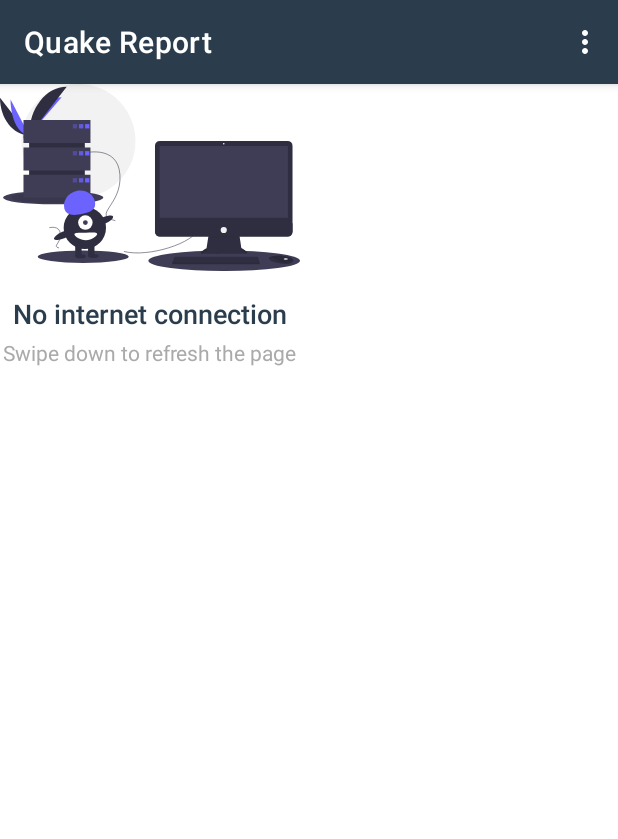
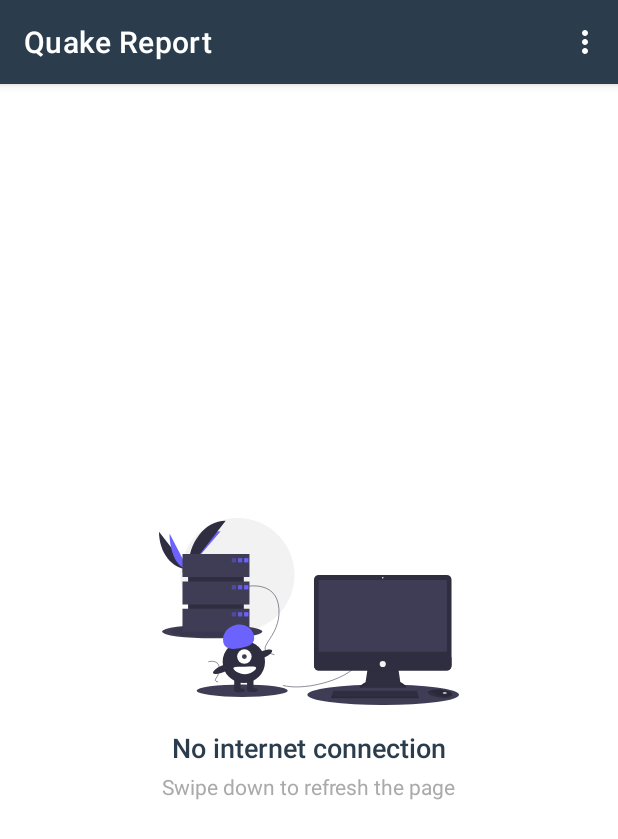
Before and after one commit to kay-neh/Quake_Report, an Android app: the screen it shows after launch (EarthquakeActivity), on a phone screen of 412 x 824 dp. Shown: the top 839 px of the screen. Run offline under Robolectric (Android 15) with nearby library versions, the phone set to English and light mode, and no system bars; our stand-ins replace Room's generated code.

Commit message:
minor fix

```diff
--- a/app/src/main/java/com/example/quakereport/Database/QuakeDao.java
+++ b/app/src/main/java/com/example/quakereport/Database/QuakeDao.java
@@ -2,7 +2,6 @@ package com.example.quakereport.Database;
 
 import androidx.lifecycle.LiveData;
 import androidx.room.Dao;
-import androidx.room.Delete;
 import androidx.room.Insert;
 import androidx.room.OnConflictStrategy;
 import androidx.room.Query;
@@ -13,11 +12,8 @@ import java.util.List;
 
 @Dao
 public interface QuakeDao {
-    //Read operation
-    @Query("SELECT * FROM quake_data ORDER BY time ASC LIMIT:limit")
-    LiveData<List<QuakeData>> getQuakeData(int limit);
 
-    //Testing RawQuery
+    //Testing RawQuery for Read all operation
     @RawQuery(observedEntities = QuakeData.class)
     LiveData<List<QuakeData>> getRawQueryData(SupportSQLiteQuery query);
 
--- a/app/src/main/java/com/example/quakereport/Database/QuakeData.java
+++ b/app/src/main/java/com/example/quakereport/Database/QuakeData.java
@@ -5,7 +5,7 @@ import androidx.room.Ignore;
 import androidx.room.Index;
 import androidx.room.PrimaryKey;
 
-@Entity(tableName = "quake_data", indices = {@Index(value = {"eventId"},unique = true)})
+@Entity(tableName = "quake_data", indices = {@Index(value = {"eventId"}, unique = true)})
 public class QuakeData {
 
     @PrimaryKey(autoGenerate = true)
--- a/app/src/main/java/com/example/quakereport/Database/QuakeDatabase.java
+++ b/app/src/main/java/com/example/quakereport/Database/QuakeDatabase.java
@@ -9,7 +9,7 @@ import androidx.room.RoomDatabase;
 import java.util.concurrent.ExecutorService;
 import java.util.concurrent.Executors;
 
-@Database(entities = {QuakeData.class},version = 1,exportSchema = false)
+@Database(entities = {QuakeData.class}, version = 1, exportSchema = false)
 public abstract class QuakeDatabase extends RoomDatabase {
 
     public abstract QuakeDao quakeDao();
--- a/app/src/main/java/com/example/quakereport/EarthquakeActivity.java
+++ b/app/src/main/java/com/example/quakereport/EarthquakeActivity.java
@@ -43,11 +43,10 @@ public class EarthquakeActivity extends AppCompatActivity {
         //Init sharedPreference
         sharedPrefs = PreferenceManager.getDefaultSharedPreferences(this);
 
-        Boolean nightValue = sharedPrefs.getBoolean(
+        //Set Night mode
+        setNightMode(sharedPrefs.getBoolean(
                 getString(R.string.settings_dark_mode_key),
-                getResources().getBoolean(R.bool.settings_dark_mode_defult));
-
-        setNightMode(nightValue);
+                getResources().getBoolean(R.bool.settings_dark_mode_defult)));
 
         //Init viewModel
         earthquakeViewModel = new ViewModelProvider(this).get(EarthquakeViewModel.class);
@@ -60,52 +59,50 @@ public class EarthquakeActivity extends AppCompatActivity {
         loading = findViewById(R.id.progress_bar);
         initAdapter();
 
-        String orderBy = sharedPrefs.getString(
+        //Using the ViewModel to update and query the repository
+        earthquakeViewModel.updateRoomDb(EarthquakeActivity.this, swipe);
+        getRoomData(sharedPrefs.getString(
                 getString(R.string.settings_order_by_key),
-                getString(R.string.settings_order_by_default));
+                getString(R.string.settings_order_by_default)),
+                sharedPrefs.getString(
+                        getString(R.string.settings_limit_key),
+                        getString(R.string.settings_limit_default)));
 
-        String limit = sharedPrefs.getString(
-                getString(R.string.settings_limit_key),
-                getString(R.string.settings_limit_default));
-
-        //Using the ViewModel to query the repository
-        earthquakeViewModel.updateRoomDb(EarthquakeActivity.this,swipe);
-        getRoomData(orderBy,limit);
-
-        swipe.setOnRefreshListener(new SwipeRefreshLayout.OnRefreshListener() {
-            @Override
-            public void onRefresh() {
-                emptyView.setVisibility(View.GONE);
-                swipe.setRefreshing(false);
-                earthquakeViewModel.updateRoomDb(EarthquakeActivity.this,swipe);
-                getRoomData(orderBy,limit);
-            }
-        });
-
-        //OnSharedPrefChange listener object
+        //Set up OnSharedPrefChange listener object
         spListen = new SharedPreferences.OnSharedPreferenceChangeListener() {
             @Override
             public void onSharedPreferenceChanged(SharedPreferences sharedPreferences, String key) {
-                if(key.equals(getString(R.string.settings_order_by_key))){
-                    getRoomData(sharedPreferences.getString(key,getString(R.string.settings_order_by_default))
+                if (key.equals(getString(R.string.settings_order_by_key))) {
+                    getRoomData(sharedPreferences.getString(key, getString(R.string.settings_order_by_default))
                             ,
                             sharedPreferences.getString(
-                            getString(R.string.settings_limit_key),
-                            getString(R.string.settings_limit_default)));
+                                    getString(R.string.settings_limit_key),
+                                    getString(R.string.settings_limit_default)));
                 }
-                if(key.equals(getString(R.string.settings_limit_key))){
+                if (key.equals(getString(R.string.settings_limit_key))) {
                     getRoomData(sharedPreferences.getString(getString(R.string.settings_order_by_key),
                             getString(R.string.settings_order_by_default))
                             ,
-                            sharedPreferences.getString(key,getString(R.string.settings_limit_default)));
+                            sharedPreferences.getString(key, getString(R.string.settings_limit_default)));
                 }
-                if(key.equals(getString(R.string.settings_dark_mode_key))){
+                if (key.equals(getString(R.string.settings_dark_mode_key))) {
                     setNightMode(sharedPreferences.getBoolean(key, getResources().getBoolean(R.bool.settings_dark_mode_defult)));
                 }
             }
         };
         sharedPrefs.registerOnSharedPreferenceChangeListener(spListen);
 
+        swipe.setOnRefreshListener(() -> {
+            emptyView.setVisibility(View.GONE);
+            earthquakeViewModel.updateRoomDb(EarthquakeActivity.this, swipe);
+            getRoomData(sharedPrefs.getString(
+                    getString(R.string.settings_order_by_key),
+                    getString(R.string.settings_order_by_default)),
+                    sharedPrefs.getString(
+                            getString(R.string.settings_limit_key),
+                            getString(R.string.settings_limit_default)));
+        });
+ /*
         refresh.setOnClickListener(new View.OnClickListener() {
             @Override
             public void onClick(View v) {
@@ -115,6 +112,7 @@ public class EarthquakeActivity extends AppCompatActivity {
 
             }
         });
+ */
     }
 
     public void initAdapter() {
@@ -126,20 +124,19 @@ public class EarthquakeActivity extends AppCompatActivity {
                 //handle click events here
             }
         });
-//        loading.setVisibility(View.GONE);
         earthquakeRecyclerView.setAdapter(adapter);
     }
 
-    public void getRoomData(String orderBy,String limit){
-        earthquakeViewModel.getAllRoomQuakes(orderBy,limit).observe(this, new Observer<List<QuakeData>>() {
+    public void getRoomData(String orderBy, String limit) {
+        earthquakeViewModel.getAllRoomQuakes(orderBy, limit).observe(this, new Observer<List<QuakeData>>() {
             @Override
             public void onChanged(List<QuakeData> quakeData) {
-                if(quakeData != null) {
+                if (quakeData != null) {
                     loading.setVisibility(View.GONE);
                     adapter.setQuakes(quakeData);
-                    if(!quakeData.isEmpty()){
+                    if (!quakeData.isEmpty()) {
                         emptyView.setVisibility(View.GONE);
-                    }else{
+                    } else {
                         emptyView.setVisibility(View.VISIBLE);
                     }
                 }
@@ -147,10 +144,10 @@ public class EarthquakeActivity extends AppCompatActivity {
         });
     }
 
-    public void setNightMode(Boolean nightValue){
-        if(nightValue){
+    public void setNightMode(Boolean nightValue) {
+        if (nightValue) {
             AppCompatDelegate.setDefaultNightMode(AppCompatDelegate.MODE_NIGHT_YES);
-        }else{
+        } else {
             AppCompatDelegate.setDefaultNightMode(AppCompatDelegate.MODE_NIGHT_NO);
         }
     }
--- a/app/src/main/java/com/example/quakereport/EarthquakeRepository.java
+++ b/app/src/main/java/com/example/quakereport/EarthquakeRepository.java
@@ -1,10 +1,8 @@
 package com.example.quakereport;
 
-import android.app.Activity;
 import android.app.Application;
 import android.content.Context;
 import android.view.View;
-import android.widget.Toast;
 
 import androidx.lifecycle.LiveData;
 import androidx.sqlite.db.SimpleSQLiteQuery;
@@ -30,26 +28,22 @@ import retrofit2.Response;
 
     private QuakeDao quakeDao;
 
-
     public EarthquakeRepository(Application application) {
         QuakeDatabase quakeDatabase = QuakeDatabase.getDatabase(application);
         quakeDao = quakeDatabase.quakeDao();
     }
 
     //Testing rawQuery Read all operation from roomDb
-     public LiveData<List<QuakeData>> getAllRoomQuake(String order,String limit){
+    public LiveData<List<QuakeData>> getAllRoomQuake(String order, String limit) {
         String statement = "SELECT * FROM quake_data ORDER BY " + order + " LIMIT " + limit;
         SupportSQLiteQuery query = new SimpleSQLiteQuery(statement, new Object[]{});
         return quakeDao.getRawQueryData(query);
     }
 
-    //Reading Api response from USGS and
-    //Store server response in roomDB
-    public void updateRoomDb(Context context,SwipeRefreshLayout swipe){
-
-
+    //Read Api response from USGS and Store server response in Room
+    public void updateRoomDb(Context context, SwipeRefreshLayout swipe) {
         GetEarthquakes service = RetrofitClient.getRetrofitInstance().create(GetEarthquakes.class);
-        Call<Earthquakes> call = service.getAllEarthquakes("geojson","time","100");
+        Call<Earthquakes> call = service.getAllEarthquakes("geojson", "time", "100");
 
         call.enqueue(new Callback<Earthquakes>() {
             @Override
@@ -63,30 +57,30 @@ import retrofit2.Response;
                                 response.body().getFeatures().get(i).getProperties().getTime()));
                     }
                     insertAllQuake(data);
+                    swipe.setRefreshing(false);
                 }
             }
 
             @Override
             public void onFailure(Call<Earthquakes> call, Throwable t) {
+                swipe.setRefreshing(false);
                 Snackbar.make(swipe, "Unable to fetch new data", Snackbar.LENGTH_SHORT)
                         .setAction("Retry", new View.OnClickListener() {
                             @Override
                             public void onClick(View v) {
-                                // Respond to the click, such as by undoing the modification that caused
-                                // this message to be displayed
-                                updateRoomDb(context,swipe);
+                                updateRoomDb(context, swipe);
                             }
-                        }).setActionTextColor(context.getColor(R.color.colorAccent))
+                        })
+                        .setActionTextColor(context.getColor(R.color.colorAccent))
                         .setBackgroundTint(context.getColor(R.color.snackBarColor))
                         .setTextColor(context.getColor(R.color.snackBarTextColor))
                         .show();
-                //Toast.makeText(context,"Unable to fetch new data",Toast.LENGTH_SHORT).show();
             }
         });
     }
 
     //Insert all operation
-    private void insertAllQuake(final List<QuakeData> quakeData){
+    private void insertAllQuake(final List<QuakeData> quakeData) {
         QuakeDatabase.databaseWriteExecutor.execute(new Runnable() {
             @Override
             public void run() {
@@ -96,7 +90,7 @@ import retrofit2.Response;
     }
 
     //Delete operation
-    private void clearRoomDb(){
+    private void clearRoomDb() {
         QuakeDatabase.databaseWriteExecutor.execute(new Runnable() {
             @Override
             public void run() {
@@ -106,13 +100,8 @@ import retrofit2.Response;
     }
 
     //Read single operation
-     //scheduled for later implementation
-     public LiveData<QuakeData> getSingleRoomQuake(final int id){
+    public LiveData<QuakeData> getSingleRoomQuake(final int id) {
         return quakeDao.getSingleQuakeData(id);
     }
 
-//    //Read all operation from roomDb
-//    public LiveData<List<QuakeData>> getAllRoomQuake(String order,int limit){
-//        return quakeDao.getQuakeData( limit);
-//    }
 }
--- a/app/src/main/java/com/example/quakereport/EarthquakeViewModel.java
+++ b/app/src/main/java/com/example/quakereport/EarthquakeViewModel.java
@@ -21,11 +21,11 @@ public class EarthquakeViewModel extends AndroidViewModel {
         earthquakeRepository = new EarthquakeRepository(application);
     }
 
-    public void updateRoomDb(Context context,SwipeRefreshLayout swipe){
-        earthquakeRepository.updateRoomDb(context,swipe);
+    public void updateRoomDb(Context context, SwipeRefreshLayout swipe) {
+        earthquakeRepository.updateRoomDb(context, swipe);
     }
 
-    public LiveData<List<QuakeData>> getAllRoomQuakes(String order, String limit){
+    public LiveData<List<QuakeData>> getAllRoomQuakes(String order, String limit) {
         return earthquakeRepository.getAllRoomQuake(order, limit);
     }
 }
--- a/app/src/main/java/com/example/quakereport/Network/GetEarthquakes.java
+++ b/app/src/main/java/com/example/quakereport/Network/GetEarthquakes.java
@@ -11,5 +11,5 @@ public interface GetEarthquakes {
     Call<Earthquakes> getAllEarthquakes(@Query("format") String format,
                                         @Query("orderby") String orderBy,
                                         @Query("limit") String limit
-                                              );
+    );
 }
--- a/app/src/main/java/com/example/quakereport/Network/RetrofitClient.java
+++ b/app/src/main/java/com/example/quakereport/Network/RetrofitClient.java
@@ -8,7 +8,7 @@ public class RetrofitClient {
     private static final String BASE_URL = "https://earthquake.usgs.gov/fdsnws/event/1/";
     private static Retrofit retrofit;
 
-    public static Retrofit getRetrofitInstance(){
+    public static Retrofit getRetrofitInstance() {
         if (retrofit == null) {
             retrofit = new retrofit2.Retrofit.Builder()
                     .baseUrl(BASE_URL)
--- a/app/src/main/res/layout/activity_earthquake.xml
+++ b/app/src/main/res/layout/activity_earthquake.xml
@@ -1,8 +1,7 @@
 <?xml version="1.0" encoding="utf-8"?>
 <androidx.coordinatorlayout.widget.CoordinatorLayout xmlns:android="http://schemas.android.com/apk/res/android"
+    xmlns:app="http://schemas.android.com/apk/res-auto"
     android:id="@+id/rootViewCord"
-    xmlns:tools="http://schemas.android.com/tools"
-    xmlns:app="http://schemas.android.com/apk/res-auto"
     android:layout_width="match_parent"
     android:layout_height="match_parent"
     android:orientation="vertical">
@@ -15,17 +14,16 @@
         <androidx.recyclerview.widget.RecyclerView
             android:id="@+id/list"
             android:layout_width="match_parent"
-            android:layout_height="match_parent"
-            />
+            android:layout_height="match_parent" />
 
     </androidx.swiperefreshlayout.widget.SwipeRefreshLayout>
 
-    <!--    emptyview-->
+    <!--emptyview-->
     <RelativeLayout
         android:id="@+id/new_empty_test"
         android:layout_width="wrap_content"
         android:layout_height="wrap_content"
-        android:layout_centerInParent="true"
+        android:layout_gravity="center"
         android:visibility="gone">
 
         <ImageView
@@ -41,11 +39,11 @@
             android:layout_height="wrap_content"
             android:layout_below="@+id/empty_img"
             android:layout_centerHorizontal="true"
+            android:fontFamily="sans-serif-medium"
             android:paddingTop="16dp"
-            android:fontFamily="sans-serif-medium"
+            android:text="@string/no_internet"
             android:textAppearance="?android:textAppearanceMedium"
-            android:textColor="@color/textColorEarthquake"
-            android:text="@string/no_internet" />
+            android:textColor="@color/textColorEarthquake" />
 
         <TextView
             android:id="@+id/empty_txt_desc"
@@ -55,20 +53,20 @@
             android:layout_centerHorizontal="true"
             android:fontFamily="sans-serif"
             android:paddingTop="4dp"
-            android:textColor="@android:color/darker_gray"
+            android:text="@string/no_internet_desc"
             android:textAppearance="?android:textAppearanceSmall"
-            android:text="@string/no_internet_desc" />
+            android:textColor="@android:color/darker_gray" />
 
         <com.google.android.material.button.MaterialButton
             android:id="@+id/refresh_button"
             android:layout_width="wrap_content"
             android:layout_height="wrap_content"
             android:layout_below="@+id/empty_txt_desc"
+            android:layout_centerHorizontal="true"
             android:layout_marginTop="4dp"
-            android:layout_centerHorizontal="true"
-            app:backgroundTint="@color/colorPrimary"
+            android:text="@string/refresh"
             android:visibility="gone"
-            android:text="@string/refresh"/>
+            app:backgroundTint="@color/colorPrimary" />
 
     </RelativeLayout>
 
--- a/app/src/main/res/values/colors.xml
+++ b/app/src/main/res/values/colors.xml
@@ -9,8 +9,8 @@
 
     <color name="iconColor">#000000</color>
 
-    <color name="snackBarColor">#F1F1F1</color>
-    <color name="snackBarTextColor">#000000</color>
+    <color name="snackBarColor">#383838</color>
+    <color name="snackBarTextColor">#FFFFFF</color>
 
     <!-- Color for an earthquake with magnitude 0 and 2 -->
     <color name="magnitude1">#4A7BA7</color>
```
Also changed, not shown: app/src/main/java/com/example/quakereport/EarthquakeAdapter.java (+14 -14 lines), app/src/main/res/layout/activity_settings.xml (+3 -5 lines), app/src/main/res/layout/earthquake_recycler_view.xml (+9 -9 lines), app/src/main/res/xml/settings_main.xml (+9 -13 lines). Lines whose indentation alone changed are shown as unchanged.
